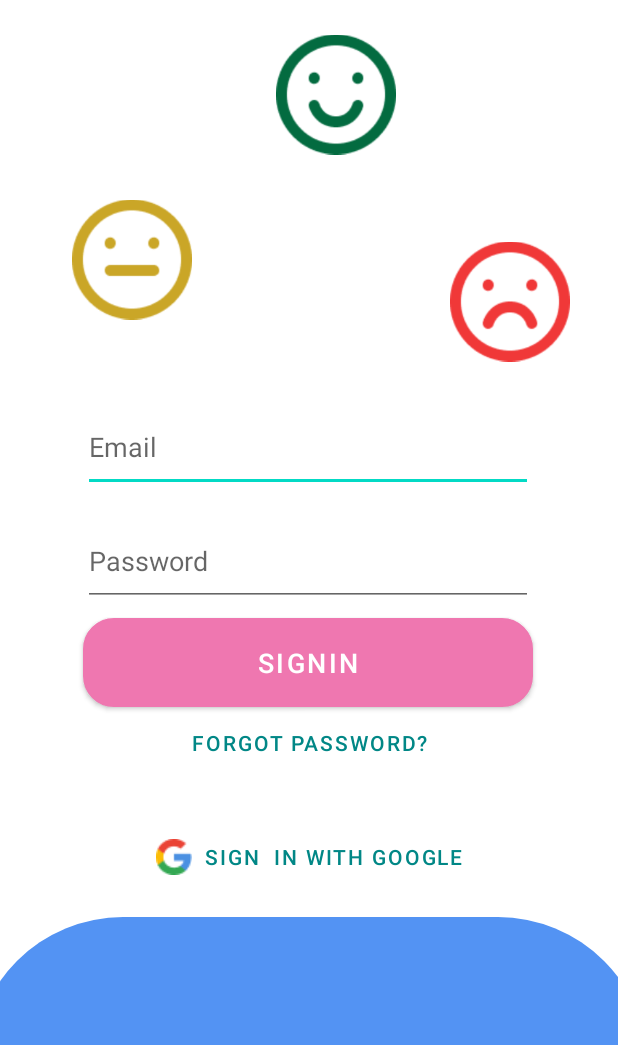
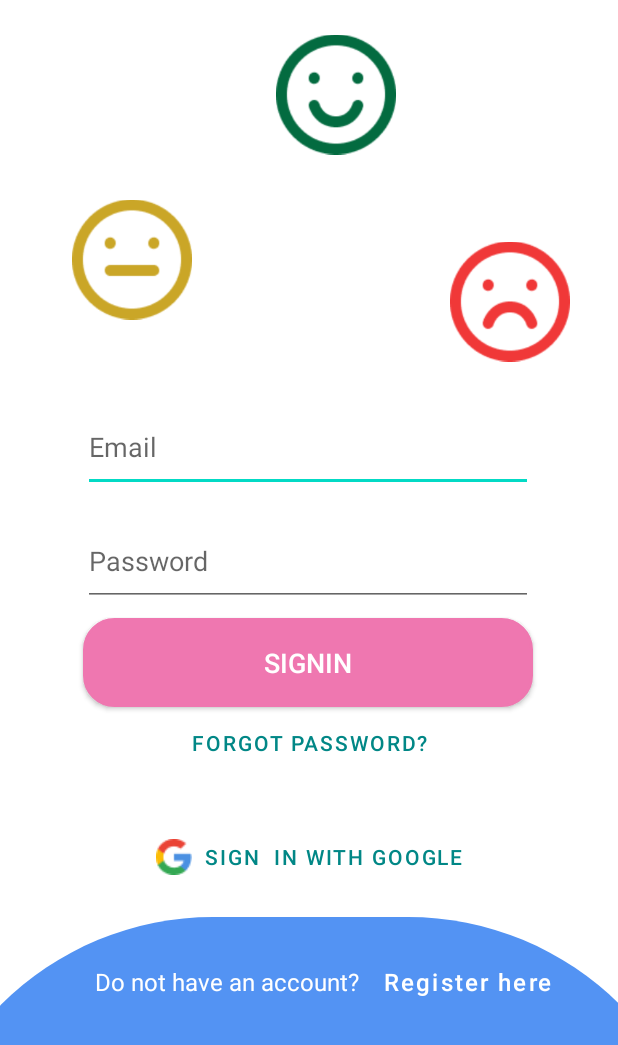
Before and after one commit to DoTrungNgoc/AndroidTuan08, an Android app: the layout activity_sign_in.xml on its own in the app's theme, with its tools: preview values and no code run, on a phone screen of 412 x 824 dp. Shown: the top 1045 px of the screen. Run offline under Robolectric (Android 15) with nearby library versions, the phone set to English and light mode, and no system bars.

```diff
--- a/app/src/main/res/drawable-v24/bg_circle_main.xml
+++ b/app/src/main/res/drawable-v24/bg_circle_main.xml
@@ -2,5 +2,5 @@
 <shape xmlns:android="http://schemas.android.com/apk/res/android" android:shape="rectangle">
     <solid android:color="#5393F3"></solid>
 
-    <corners android:topRightRadius="100sp" android:topLeftRadius="100sp"/>
+    <corners android:topRightRadius="200sp" android:topLeftRadius="200sp"/>
 </shape>
--- a/app/src/main/res/drawable-v24/bg_register.xml
+++ b/app/src/main/res/drawable-v24/bg_register.xml
@@ -4,5 +4,5 @@
    <solid android:color="#5393F3"></solid>
     <corners android:radius="30sp"/>
 
-    <stroke android:color="@color/white" android:width="1sp"></stroke>
+    <stroke android:color="@color/white" android:width="3sp"></stroke>
 </shape>
--- a/app/src/main/res/drawable/bg_signin.xml
+++ b/app/src/main/res/drawable/bg_signin.xml
@@ -4,5 +4,5 @@
 
     <corners android:radius="20sp"/>
 
-    <stroke android:color="@color/white" android:width="1sp"></stroke>
+    <stroke android:color="@color/white" android:width="2sp"></stroke>
 </shape>
--- a/app/src/main/res/layout/activity_sign_in.xml
+++ b/app/src/main/res/layout/activity_sign_in.xml
@@ -6,19 +6,20 @@
     android:layout_height="match_parent"
     tools:context=".ActivitySignIn">
 
-    <Button
-        android:id="@+id/button3"
+    <androidx.appcompat.widget.AppCompatButton
+        android:id="@+id/buttonSignIn1"
         android:layout_width="300dp"
         android:layout_height="59dp"
         android:layout_marginTop="8dp"
         android:background="@drawable/bg_signin"
         android:text="SIGNIN"
+        android:textColor="@color/white"
         android:textSize="18sp"
         app:backgroundTint="#EF77B0"
         app:layout_constraintEnd_toEndOf="parent"
         app:layout_constraintHorizontal_bias="0.495"
         app:layout_constraintStart_toStartOf="parent"
-        app:layout_constraintTop_toBottomOf="@+id/editTextTextPassword2" />
+        app:layout_constraintTop_toBottomOf="@+id/editTextPassword" />
 
     <ImageView
         android:id="@+id/imageView4"
@@ -50,7 +51,7 @@
         app:srcCompat="@drawable/_b" />
 
     <EditText
-        android:id="@+id/editTextTextEmailAddress"
+        android:id="@+id/editTextEmail"
         android:layout_width="300sp"
         android:layout_height="60sp"
         android:layout_marginTop="12dp"
@@ -63,7 +64,7 @@
         app:layout_constraintTop_toBottomOf="@+id/imageView6" />
 
     <EditText
-        android:id="@+id/editTextTextPassword2"
+        android:id="@+id/editTextPassword"
         android:layout_width="300sp"
         android:layout_height="60sp"
         android:layout_marginTop="16dp"
@@ -73,7 +74,7 @@
         app:layout_constraintEnd_toEndOf="parent"
         app:layout_constraintHorizontal_bias="0.495"
         app:layout_constraintStart_toStartOf="parent"
-        app:layout_constraintTop_toBottomOf="@+id/editTextTextEmailAddress" />
+        app:layout_constraintTop_toBottomOf="@+id/editTextEmail" />
 
     <Button
         android:id="@+id/button4"
@@ -85,7 +86,7 @@
         android:textColor="@color/teal_700"
         app:layout_constraintEnd_toEndOf="parent"
         app:layout_constraintStart_toStartOf="parent"
-        app:layout_constraintTop_toBottomOf="@+id/button3" />
+        app:layout_constraintTop_toBottomOf="@+id/buttonSignIn1" />
 
     <Button
         android:id="@+id/button5"
@@ -102,14 +103,39 @@
 
     <View
         android:id="@+id/view"
-        android:layout_width="450sp"
-        android:layout_height="0dp"
+        android:layout_width="530sp"
+        android:layout_height="500dp"
         android:layout_marginTop="16dp"
         android:background="@drawable/bg_circle_main"
-        app:layout_constraintBottom_toBottomOf="parent"
         app:layout_constraintEnd_toEndOf="parent"
         app:layout_constraintStart_toStartOf="parent"
-        app:layout_constraintTop_toBottomOf="@+id/button5"
-        app:layout_constraintVertical_bias="1.0" />
+        app:layout_constraintTop_toBottomOf="@+id/button5" />
+
+    <TextView
+        android:id="@+id/textView"
+        android:layout_width="wrap_content"
+        android:layout_height="wrap_content"
+        android:layout_marginStart="8dp"
+        android:layout_marginTop="32dp"
+        android:text="Do not have an account?"
+        android:textColor="@color/white"
+        android:textSize="16sp"
+        app:layout_constraintStart_toStartOf="@+id/buttonSignIn1"
+        app:layout_constraintTop_toTopOf="@+id/view" />
+
+
+    <Button
+        android:id="@+id/button6"
+        android:layout_width="wrap_content"
+        android:layout_height="wrap_content"
+        android:background="@android:color/transparent"
+        android:text="Register here"
+        android:textAlignment="textEnd"
+        android:textAllCaps="false"
+        android:textColor="@color/white"
+        android:textSize="16sp"
+        app:layout_constraintBottom_toBottomOf="@+id/textView"
+        app:layout_constraintStart_toEndOf="@+id/textView"
+        app:layout_constraintTop_toTopOf="@+id/textView" />
 
 </androidx.constraintlayout.widget.ConstraintLayout>
--- a/build.gradle
+++ b/build.gradle
@@ -7,6 +7,8 @@ buildscript {
     dependencies {
         classpath "com.android.tools.build:gradle:7.0.3"
 
+        classpath 'com.google.gms:google-services:4.3.10'
+
         // NOTE: Do not place your application dependencies here; they belong
         // in the individual module build.gradle files
     }
```
Also changed, not shown: app/build.gradle (+8 -2 lines), app/src/main/AndroidManifest.xml (+11 -6 lines), app/src/main/java/com/example/androidtuan08th/ActivityRegister.java (added, +14 -0 lines), app/src/main/java/com/example/androidtuan08th/ActivitySignIn.java (+74 -0 lines), app/src/main/java/com/example/androidtuan08th/MainActivity.java (+15 -0 lines), app/src/main/res/layout/activity_main.xml (+10 -9 lines), app/src/main/res/layout/activity_register.xml (added, +149 -0 lines), app/src/main/res/layout/dialog.xml (added, +77 -0 lines), 1 other file.
